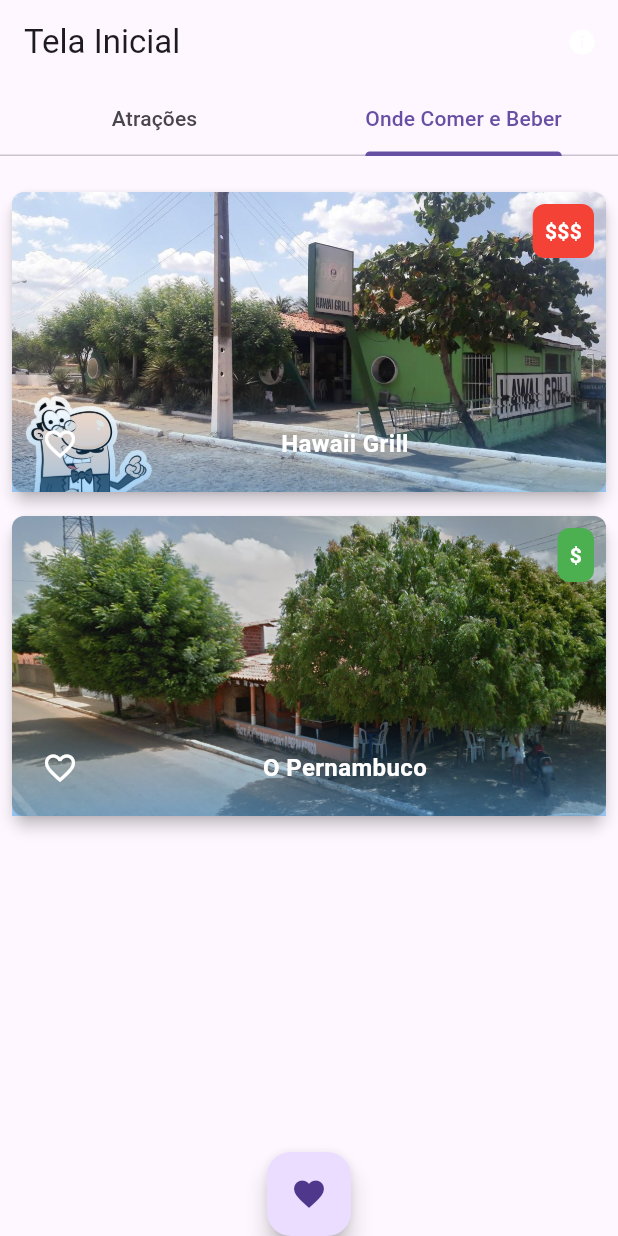
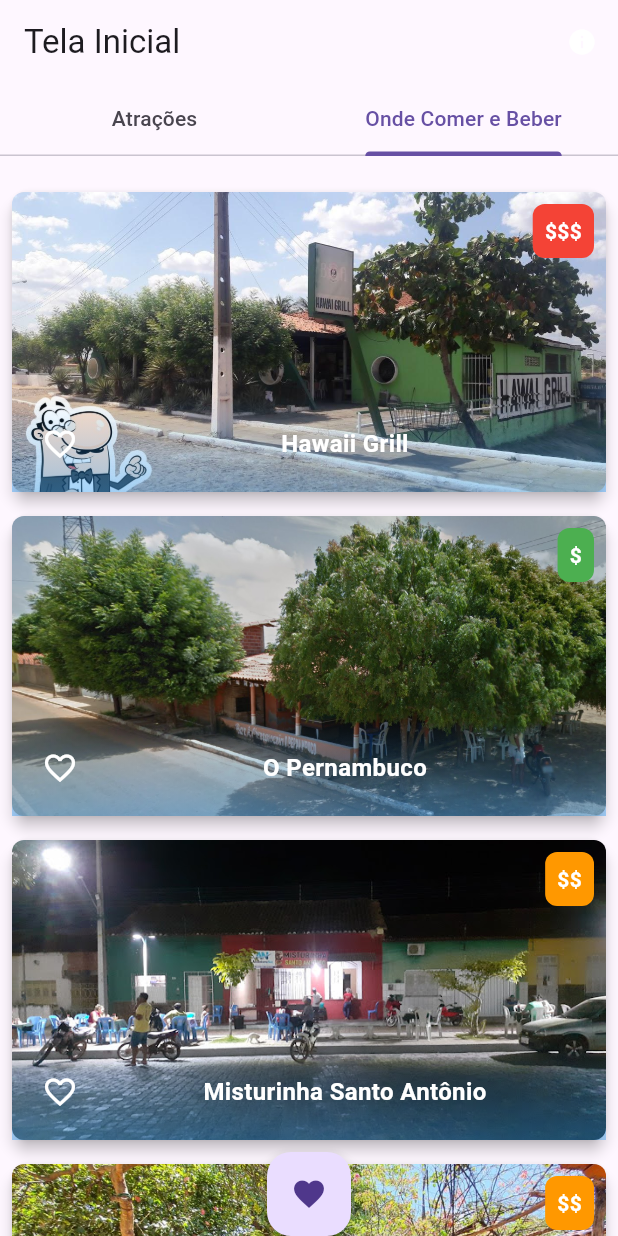
Before and after one commit to rammyres/visitecm, a Flutter app: the screen it shows after launch, tab 2 chosen, on a phone screen of 412 x 824 dp. Run offline on Flutter 3.47's test engine with Material 3 defaults, Android fonts, the phone set to English and light mode, and no system bars; our stand-ins replace carousel_slider, connectivity, google_maps_flutter, shared_preferences; network calls fail.

Commit message:
Inclusão de novos ondecebs Alteração do iconset do App

```diff
--- a/lib/dados/atracoes.dart
+++ b/lib/dados/atracoes.dart
@@ -11,9 +11,8 @@
       "https://www.gp1.com.br/media/image_bank/2023/6/acude-de-campo-maior-vai-passar-por-revitalizacaonone.jpg.950x0_q95_crop.webp",
     ],
     descricao: [
+      "O Açude Grande destaca-se como uma beleza natural em Campo Maior, Piauí.Ponto de referência na cidade. Quem chega à Terra dos Carnaubais, que chega pela BR-343, depara-se com um panorama espetacular em suas águas serenas proporcionam um ambiente propício para atividades recreativas, É um local aprazível e próprio à pratica de esportes ,passeios prosaicos são os mais procurados por pessoas que fazem caminhadas nas passarelas que, ornamentadas de carnaúbas, enfeitam a cidade. Além de possuir um belo pôr do sol.",
       "O Açude Grande de Campo Maior foi construido entre 1858 e 1859, em obra realida pelo Cel. Jacob Almendra.",
-      "Durante anos foi foco de atenção da cidade de Campo Maior, tendo sido as suas margens instalada a conhecida 'Praça da Radar', posteriormente reformada para o Complexo Cultural Valdir Fortes e o restaurante Hawaii.",
-      "O Açude também é o local onde o campomaiorense se exercita, caminhando ao redor de sua orla.",
     ],
     localizacao:
         "https://www.google.com/maps/@-4.8356205,-42.1676946,17.04z?entry=ttu",
@@ -23,9 +22,12 @@
     nome: "Pé da Serra",
     fotos: [
       "assets/imagens/tur2_1.png",
+      "assets/imagens/tur2_2.png",
+      "assets/imagens/tur2_3.png",
     ],
     descricao: [
-      "O Pé da Serra de Campo Maior é um conjunto de formações rochosas que abriga morros, piscinas naturais, rios e cachoeiras. Oficialmente é conhecido como Serra de Santo Antônio.",
+      "Para os amantes da natureza e trilhas, a Serra de Santo Antônio é um destino imperdível. Oferece vistas panorâmicas deslumbrantes, proporcionando uma experiência única para aqueles que exploram suas trilhas e apreciam a beleza natural da região.Localiza-se à aproximadamente 15 km do centro da cidade, no sentido da estrada que vai para o município de Coivaras.",
+      "È considerado outro ponto de visita obrigatório que é atração pelos arredores da cidade. Surpreende pelos banhos de água cristalina e gelada em suas piscinas naturais que enchem em época de inverno",
       "Em um de seus morros foi instalado um mirante e um crucifixo, acessível por uma escadaria que serve como 'trilha'.",
     ],
     localizacao:
@@ -41,7 +43,8 @@
       "assets/imagens/tur3_4.png",
     ],
     descricao: [
-      "O monumento que marca o local do combate contra as tropas portuguesas, única sangrenta no processo de independência do Brasil.",
+      " O Monumento do Jenipapo é uma homenagem histórica à Batalha do Jenipapo, um episódio relevante na luta pela independência do Brasil. Este monumento destaca-se como um símbolo memorial, convidando os visitantes a refletirem sobre o passado e a importância desse evento na história nacional.",
+      "Erguido em 1975, inaugurado pelo governador Alberto Silva, está aproximadamente à 07 km do centro da cidade, situado à margem esquerda da BR-343 no sentido Campo Maior/Parnaíba, próximo ao rio Jenipapo. È considerado o patrimônio histórico mais antigo da cidade, onde testemunha a bravura dos que, com seu sangue, preservaram a unidade nacional e deram eloqüente exemplo de brasilidade às futuras gerações",
       "Junto ao monumento existe também o Cemitério do Batalhão e o Museu do Couro.",
     ],
     localizacao: "https://www.google.com/maps/@-4.7823835,-42.1184066,16z",
@@ -53,8 +56,8 @@
       "assets/imagens/tur5_1.png",
     ],
     descricao: [
-      "As barragens Emparedado e Corredores se localizam no Povoado Cacimbas em Campo Maior.",
-      "Ambas as barragens são conhecidas por atrair muitos visitantes durante o período chuvoso, já que fornecem opções acessíveis de banhos.",
+      "A Barragem dos Corredores não só desempenha um papel vital na gestão hídrica da região, mas também é um ponto de interesse devido à sua imponência. Os visitantes podem apreciar a grandiosidade da estrutura e desfrutar das paisagens ao seu redor.",
+      "Possui uma extensão de 22 km de espelho d’água cristalina. Esta localizada a aproximadamente 46 quilômetros do centro da cidade. Para chegar lá você deve trafegar na PI-115 no sentido Campo Maior/Castelo do Piauí,É excelente para a prática de esportes náuticos e pescarias. Lá se pode encontrar o tambaqui, que é um peixe típico de criatórios da região.",
     ],
     localizacao:
         "https://www.google.com/maps/place/BARRAGEM+DOS+CORREDORES/@-5.1071945,-42.0378374,15z",
@@ -68,7 +71,7 @@
       "assets/imagens/tur6_3.png",
     ],
     descricao: [
-      "A Catedral de Santo Antônio é um templo católico situado na Praça Bona Primo, em Campo Maior, no estado do Piauí. Desde 12 de junho de 1976, é Sé episcopal[1] da Diocese de Campo Maior.",
+      "A Catedral de Santo Antônio é um marco arquitetônico e espiritual em Campo Maior. Sua imponente estrutura e elementos decorativos atraem visitantes interessados na história e na cultura local. Ela está localizada no centro da cidade, mais precisamente na Praça Bona Primo. Ela tem capacidade para 480 fieis sentados, mas ultrapassa essa meta nas novenas em honra ao padroeiro da cidade, Santo Antônio.É graças ao padroeiro que a cidade transforma-se no período de 31 de maio a 13 de junho. O festejo de Santo Antônio é uma da principais atrações em Campo Maior e atraem turistas de outros estados, além de piauienses de todos as regiões.",
       "Foi erguida sob o comando do pároco Mateus Rufino sobre os escombros da antiga igrejinha de Santo Antônio cuja construção teve início em 1944 e foi concluída em 1962, em evento comemorativo do bicentenário de Campo Maior. É um monumento da Diocese do mesmo município.",
     ],
     localizacao:
--- a/lib/dados/ondecebs.dart
+++ b/lib/dados/ondecebs.dart
@@ -22,5 +22,51 @@
       descricao: ["Barzinho com a melhor panelada de Campo Maior"],
       localizacao:
           "https://www.google.com/maps/place/Bar,+Churrascaria+e+Posto+de+Lavagem,+Pernambuco/@-4.8460534,-42.1762464,16z/data=!4m15!1m8!3m7!1s0x7918c37c3ce6d19:0x5c5fc14971920f5a!2sBar,+Churrascaria+e+Posto+de+Lavagem,+Pernambuco!8m2!3d-4.8461011!4d-42.176128!10e5!16s%2Fg%2F11f3qxlh9_!3m5!1s0x7918c37c3ce6d19:0x5c5fc14971920f5a!8m2!3d-4.8461011!4d-42.176128!16s%2Fg%2F11f3qxlh9_?hl=pt&entry=ttu",
-      preco: Preco.barato)
+      preco: Preco.barato),
+  OndeCeB(
+    id: "ceb3",
+    nome: "Misturinha Santo Antônio",
+    fotos: [
+      "assets/imagens/ceb3_1.png",
+      "assets/imagens/ceb3_2.png",
+      "assets/imagens/3deb5b4b-a490-41d4-8ed0-15162b014d39_1.png",
+    ],
+    descricao: [
+      "A Misturinha Santo Antônio é um exemplo do modelo de restaurante popular comum em Campo Maior, que vende pratos de baixo custo, composto de carboidrato (normalmente maria isabel), creme de galinha e uma opção de proteina (a mistura).",
+    ],
+    localizacao:
+        "https://www.google.com/maps/place/Misturinha+Santo+Ant%C3%B4nio/@-4.8232778,-42.1692543,15z/data=!4m2!3m1!1s0x0:0x9416ef7ebbb40ef5?sa=X&ved=2ahUKEwj7x_Lsy_SCAxXgppUCHfJYAJoQ_BJ6BAhEEAA",
+    preco: Preco.ok,
+  ),
+  OndeCeB(
+    id: "ceb4",
+    nome: "Rei da Tábua",
+    fotos: [
+      "assets/imagens/ceb4_1.png",
+      "assets/imagens/ceb4_2.png",
+      "assets/imagens/ceb4_3.png",
+    ],
+    descricao: [
+      "Localizado próximo ao Monumento do Jenipapo, o Restaurante Rei da Tábua busca propiciar a experiência rural e caipira de Campo Maior. O restaurante conta com piscina, áreas cobertas locais instagramáveis para fotos e funciona para o almoço segundas quintas e sextas e de 10h as 20h nos fins de semanas."
+    ],
+    localizacao:
+        "https://www.google.com/maps/place/Restaurante+Rei+da+T%C3%A1bua/@-4.7897269,-42.1165101,15z/?entry=ttu",
+    preco: Preco.ok,
+  ),
+  OndeCeB(
+    id: "ceb5",
+    nome: "Ecosítio Carnaúba",
+    fotos: [
+      "assets/imagens/ceb5_1.png",
+      "assets/imagens/ceb5_2.png",
+      "assets/imagens/ceb5_3.png",
+    ],
+    descricao: [
+      "Localizado no Pé da Serra, o Ecosítio Carnaúba se integra a paisagem, aproveitando as piscinas naturais e a beleza da Serra.",
+      "Funciona exclusivamente nos fins de semana e feriados, de 8:30 às 18:30",
+    ],
+    localizacao:
+        "https://www.google.com/maps/place/Eco+S%C3%ADtio+Carna%C3%BAba/@-4.9463627,-42.2019737,17.17z/data=!4m6!3m5!1s0x79193a6d1de398b:0x4785f5ec9fe29513!8m2!3d-4.9440625!4d-42.2010625!16s%2Fg%2F11r_4tz1yg?entry=ttu",
+    preco: Preco.caro,
+  )
 ];
```
Also changed, not shown: pubspec.yaml (+12 -1 lines), assets/imagens/3deb5b4b-a490-41d4-8ed0-15162b014d39_1.png (added), assets/imagens/ceb3_1.png (added), assets/imagens/ceb3_2.png (added), assets/imagens/ceb4_1.png (added), assets/imagens/ceb4_2.png (added), assets/imagens/ceb4_3.png (added), assets/imagens/ceb5_1.png (added), assets/imagens/ceb5_2.png (added), assets/imagens/ceb5_3.png (added), assets/imagens/tur2_2.png (added), assets/imagens/tur2_3.png (added), pubspec.lock, 52 other files.
